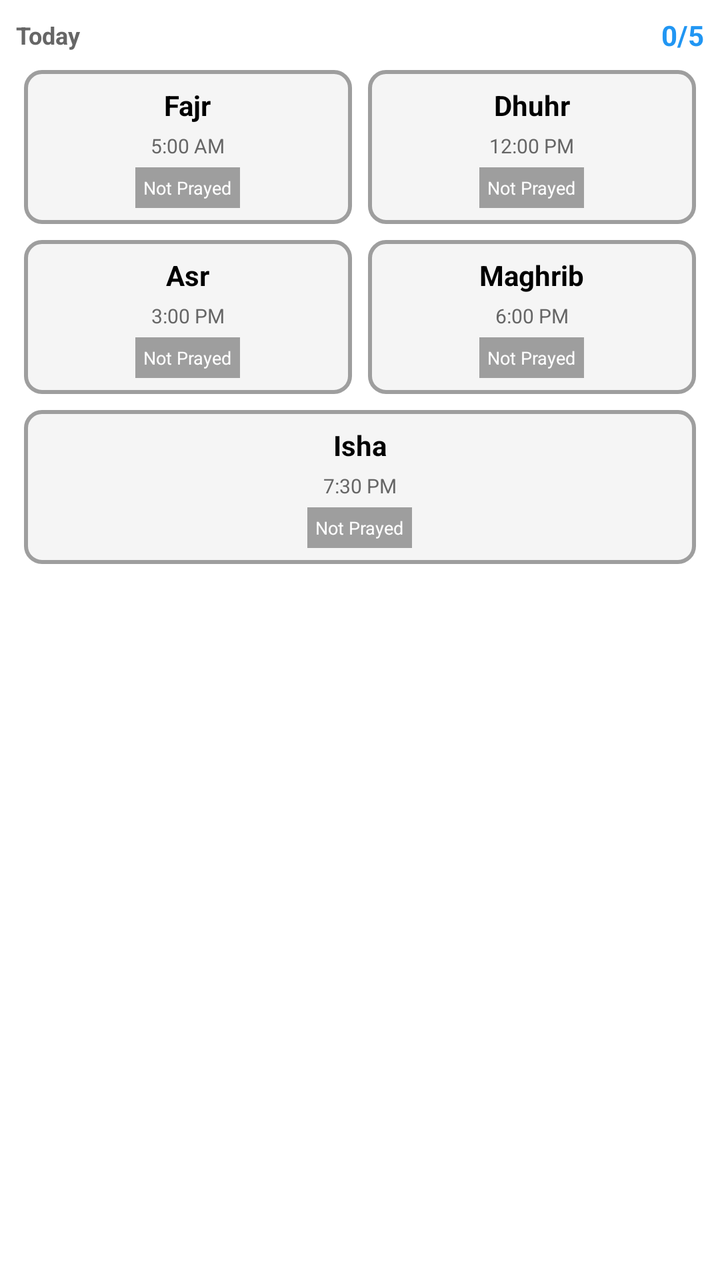
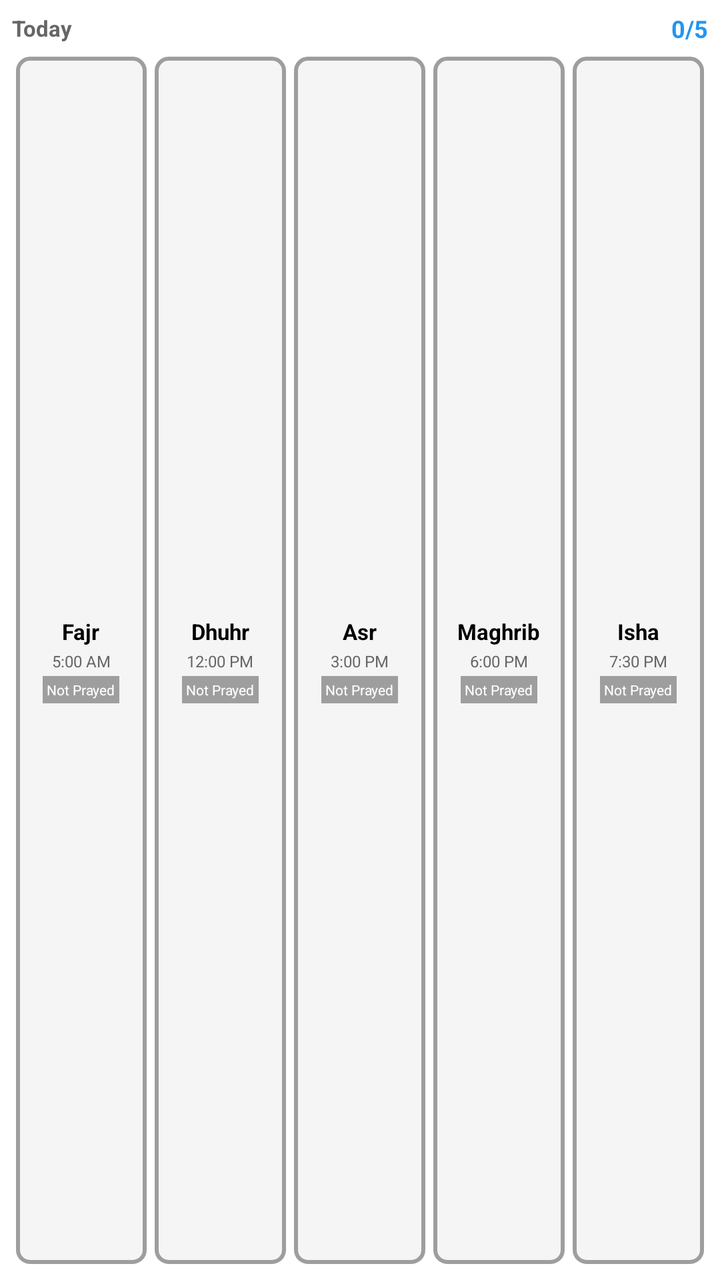

Compare the two renders of this Android layout. The source of the first and the diff that turns it into the second are given below.
<!-- AndroidManifest.xml: fallback theme Theme.MaterialComponents.DayNight.NoActionBar -->
<!-- res/layout/prayer_widget.xml -->
<?xml version="1.0" encoding="utf-8"?>
<LinearLayout xmlns:android="http://schemas.android.com/apk/res/android"
    android:layout_width="match_parent"
    android:layout_height="match_parent"
    android:background="@android:color/white"
    android:orientation="vertical"
    android:padding="8dp">

    
    <LinearLayout
        android:layout_width="match_parent"
        android:layout_height="wrap_content"
        android:orientation="horizontal"
        android:gravity="center_vertical"
        android:paddingBottom="4dp">

        <TextView
            android:id="@+id/widget_date"
            android:layout_width="0dp"
            android:layout_height="wrap_content"
            android:layout_weight="1"
            android:text="Today"
            android:textSize="12sp"
            android:textColor="#666666"
            android:textStyle="bold" />

        <TextView
            android:id="@+id/widget_counter"
            android:layout_width="wrap_content"
            android:layout_height="wrap_content"
            android:text="0/5"
            android:textSize="14sp"
            android:textColor="#2196F3"
            android:textStyle="bold" />
    </LinearLayout>

    
    <GridLayout
        android:layout_width="match_parent"
        android:layout_height="wrap_content"
        android:columnCount="2"
        android:rowCount="3"
        android:alignmentMode="alignMargins"
        android:columnOrderPreserved="false"
        android:useDefaultMargins="false">

        
        <LinearLayout
            android:layout_width="0dp"
            android:layout_height="wrap_content"
            android:layout_columnWeight="1"
            android:layout_margin="4dp"
            android:background="@drawable/prayer_card_background"
            android:orientation="vertical"
            android:padding="8dp"
            android:gravity="center"
            android:clickable="true"
            android:focusable="true"
            android:id="@+id/prayer_0">

            <TextView
                android:id="@+id/prayer_0_name"
                android:layout_width="wrap_content"
                android:layout_height="wrap_content"
                android:text="Fajr"
                android:textSize="14sp"
                android:textStyle="bold"
                android:textColor="#000000" />

            <TextView
                android:id="@+id/prayer_0_time"
                android:layout_width="wrap_content"
                android:layout_height="wrap_content"
                android:text="5:00 AM"
                android:textSize="10sp"
                android:textColor="#666666"
                android:layout_marginTop="4dp" />

            <TextView
                android:id="@+id/prayer_0_status"
                android:layout_width="wrap_content"
                android:layout_height="wrap_content"
                android:text="Not Prayed"
                android:textSize="9sp"
                android:textColor="#FFFFFF"
                android:background="#9E9E9E"
                android:padding="4dp"
                android:layout_marginTop="4dp" />
        </LinearLayout>

        
        <LinearLayout
            android:layout_width="0dp"
            android:layout_height="wrap_content"
            android:layout_columnWeight="1"
            android:layout_margin="4dp"
            android:background="@drawable/prayer_card_background"
            android:orientation="vertical"
            android:padding="8dp"
            android:gravity="center"
            android:clickable="true"
            android:focusable="true"
            android:id="@+id/prayer_1">

            <TextView
                android:id="@+id/prayer_1_name"
                android:layout_width="wrap_content"
                android:layout_height="wrap_content"
                android:text="Dhuhr"
                android:textSize="14sp"
                android:textStyle="bold"
                android:textColor="#000000" />

            <TextView
                android:id="@+id/prayer_1_time"
                android:layout_width="wrap_content"
                android:layout_height="wrap_content"
                android:text="12:00 PM"
                android:textSize="10sp"
                android:textColor="#666666"
                android:layout_marginTop="4dp" />

            <TextView
                android:id="@+id/prayer_1_status"
                android:layout_width="wrap_content"
                android:layout_height="wrap_content"
                android:text="Not Prayed"
                android:textSize="9sp"
                android:textColor="#FFFFFF"
                android:background="#9E9E9E"
                android:padding="4dp"
                android:layout_marginTop="4dp" />
        </LinearLayout>

        
        <LinearLayout
            android:layout_width="0dp"
            android:layout_height="wrap_content"
            android:layout_columnWeight="1"
            android:layout_margin="4dp"
            android:background="@drawable/prayer_card_background"
            android:orientation="vertical"
            android:padding="8dp"
            android:gravity="center"
            android:clickable="true"
            android:focusable="true"
            android:id="@+id/prayer_2">

            <TextView
                android:id="@+id/prayer_2_name"
                android:layout_width="wrap_content"
                android:layout_height="wrap_content"
                android:text="Asr"
                android:textSize="14sp"
                android:textStyle="bold"
                android:textColor="#000000" />

            <TextView
                android:id="@+id/prayer_2_time"
                android:layout_width="wrap_content"
                android:layout_height="wrap_content"
                android:text="3:00 PM"
                android:textSize="10sp"
                android:textColor="#666666"
                android:layout_marginTop="4dp" />

            <TextView
                android:id="@+id/prayer_2_status"
                android:layout_width="wrap_content"
                android:layout_height="wrap_content"
                android:text="Not Prayed"
                android:textSize="9sp"
                android:textColor="#FFFFFF"
                android:background="#9E9E9E"
                android:padding="4dp"
                android:layout_marginTop="4dp" />
        </LinearLayout>

        
        <LinearLayout
            android:layout_width="0dp"
            android:layout_height="wrap_content"
            android:layout_columnWeight="1"
            android:layout_margin="4dp"
            android:background="@drawable/prayer_card_background"
            android:orientation="vertical"
            android:padding="8dp"
            android:gravity="center"
            android:clickable="true"
            android:focusable="true"
            android:id="@+id/prayer_3">

            <TextView
                android:id="@+id/prayer_3_name"
                android:layout_width="wrap_content"
                android:layout_height="wrap_content"
                android:text="Maghrib"
                android:textSize="14sp"
                android:textStyle="bold"
                android:textColor="#000000" />

            <TextView
                android:id="@+id/prayer_3_time"
                android:layout_width="wrap_content"
                android:layout_height="wrap_content"
                android:text="6:00 PM"
                android:textSize="10sp"
                android:textColor="#666666"
                android:layout_marginTop="4dp" />

            <TextView
                android:id="@+id/prayer_3_status"
                android:layout_width="wrap_content"
                android:layout_height="wrap_content"
                android:text="Not Prayed"
                android:textSize="9sp"
                android:textColor="#FFFFFF"
                android:background="#9E9E9E"
                android:padding="4dp"
                android:layout_marginTop="4dp" />
        </LinearLayout>

        
        <LinearLayout
            android:layout_width="0dp"
            android:layout_height="wrap_content"
            android:layout_columnWeight="1"
            android:layout_columnSpan="2"
            android:layout_margin="4dp"
            android:background="@drawable/prayer_card_background"
            android:orientation="vertical"
            android:padding="8dp"
            android:gravity="center"
            android:clickable="true"
            android:focusable="true"
            android:id="@+id/prayer_4">

            <TextView
                android:id="@+id/prayer_4_name"
                android:layout_width="wrap_content"
                android:layout_height="wrap_content"
                android:text="Isha"
                android:textSize="14sp"
                android:textStyle="bold"
                android:textColor="#000000" />

            <TextView
                android:id="@+id/prayer_4_time"
                android:layout_width="wrap_content"
                android:layout_height="wrap_content"
                android:text="7:30 PM"
                android:textSize="10sp"
                android:textColor="#666666"
                android:layout_marginTop="4dp" />

            <TextView
                android:id="@+id/prayer_4_status"
                android:layout_width="wrap_content"
                android:layout_height="wrap_content"
                android:text="Not Prayed"
                android:textSize="9sp"
                android:textColor="#FFFFFF"
                android:background="#9E9E9E"
                android:padding="4dp"
                android:layout_marginTop="4dp" />
        </LinearLayout>

    </GridLayout>

</LinearLayout>
<!-- resources referenced by this layout -->
<resources>
  <!-- drawable prayer_card_background (drawable) -->
  <?xml version="1.0" encoding="utf-8"?>
  <shape xmlns:android="http://schemas.android.com/apk/res/android"
      android:shape="rectangle">
      <solid android:color="#F5F5F5" />
      <stroke
          android:width="2dp"
          android:color="#9E9E9E" />
      <corners android:radius="8dp" />
  </shape>
</resources>

<!-- the commit's change to res/layout/prayer_widget.xml (unified diff, before → after) -->
@@ -4,7 +4,7 @@
     android:layout_height="match_parent"
     android:background="@android:color/white"
     android:orientation="vertical"
-    android:padding="8dp">
+    android:padding="6dp">
 
     
     <LinearLayout
@@ -20,7 +20,7 @@
             android:layout_height="wrap_content"
             android:layout_weight="1"
             android:text="Today"
-            android:textSize="12sp"
+            android:textSize="11sp"
             android:textColor="#666666"
             android:textStyle="bold" />
 
@@ -29,30 +29,29 @@
             android:layout_width="wrap_content"
             android:layout_height="wrap_content"
             android:text="0/5"
-            android:textSize="14sp"
+            android:textSize="12sp"
             android:textColor="#2196F3"
             android:textStyle="bold" />
     </LinearLayout>
 
     
-    <GridLayout
+    <LinearLayout
         android:layout_width="match_parent"
-        android:layout_height="wrap_content"
-        android:columnCount="2"
-        android:rowCount="3"
-        android:alignmentMode="alignMargins"
-        android:columnOrderPreserved="false"
-        android:useDefaultMargins="false">
-
-        
-        <LinearLayout
-            android:layout_width="0dp"
-            android:layout_height="wrap_content"
-            android:layout_columnWeight="1"
-            android:layout_margin="4dp"
-            android:background="@drawable/prayer_card_background"
-            android:orientation="vertical"
-            android:padding="8dp"
+        android:layout_height="0dp"
+        android:layout_weight="1"
+        android:orientation="horizontal"
+        android:gravity="center_vertical"
+        android:weightSum="5">
+
+        
+        <LinearLayout
+            android:layout_width="0dp"
+            android:layout_height="match_parent"
+            android:layout_weight="1"
+            android:layout_margin="2dp"
+            android:background="@drawable/prayer_card_background_gray"
+            android:orientation="vertical"
+            android:padding="4dp"
             android:gravity="center"
             android:clickable="true"
             android:focusable="true"
@@ -63,7 +62,7 @@
                 android:layout_width="wrap_content"
                 android:layout_height="wrap_content"
                 android:text="Fajr"
-                android:textSize="14sp"
+                android:textSize="11sp"
                 android:textStyle="bold"
                 android:textColor="#000000" />
 
@@ -72,31 +71,31 @@
                 android:layout_width="wrap_content"
                 android:layout_height="wrap_content"
                 android:text="5:00 AM"
-                android:textSize="10sp"
-                android:textColor="#666666"
-                android:layout_marginTop="4dp" />
+                android:textSize="8sp"
+                android:textColor="#666666"
+                android:layout_marginTop="2dp" />
 
             <TextView
                 android:id="@+id/prayer_0_status"
                 android:layout_width="wrap_content"
                 android:layout_height="wrap_content"
                 android:text="Not Prayed"
-                android:textSize="9sp"
-                android:textColor="#FFFFFF"
-                android:background="#9E9E9E"
-                android:padding="4dp"
-                android:layout_marginTop="4dp" />
-        </LinearLayout>
-
-        
-        <LinearLayout
-            android:layout_width="0dp"
-            android:layout_height="wrap_content"
-            android:layout_columnWeight="1"
-            android:layout_margin="4dp"
-            android:background="@drawable/prayer_card_background"
-            android:orientation="vertical"
-            android:padding="8dp"
+                android:textSize="7sp"
+                android:textColor="#FFFFFF"
+                android:background="#9E9E9E"
+                android:padding="2dp"
+                android:layout_marginTop="2dp" />
+        </LinearLayout>
+
+        
+        <LinearLayout
+            android:layout_width="0dp"
+            android:layout_height="match_parent"
+            android:layout_weight="1"
+            android:layout_margin="2dp"
+            android:background="@drawable/prayer_card_background_gray"
+            android:orientation="vertical"
+            android:padding="4dp"
             android:gravity="center"
             android:clickable="true"
             android:focusable="true"
@@ -107,7 +106,7 @@
                 android:layout_width="wrap_content"
                 android:layout_height="wrap_content"
                 android:text="Dhuhr"
-                android:textSize="14sp"
+                android:textSize="11sp"
                 android:textStyle="bold"
                 android:textColor="#000000" />
 
@@ -116,31 +115,31 @@
                 android:layout_width="wrap_content"
                 android:layout_height="wrap_content"
                 android:text="12:00 PM"
-                android:textSize="10sp"
-                android:textColor="#666666"
-                android:layout_marginTop="4dp" />
+                android:textSize="8sp"
+                android:textColor="#666666"
+                android:layout_marginTop="2dp" />
 
             <TextView
                 android:id="@+id/prayer_1_status"
                 android:layout_width="wrap_content"
                 android:layout_height="wrap_content"
                 android:text="Not Prayed"
-                android:textSize="9sp"
-                android:textColor="#FFFFFF"
-                android:background="#9E9E9E"
-                android:padding="4dp"
-                android:layout_marginTop="4dp" />
-        </LinearLayout>
-
-        
-        <LinearLayout
-            android:layout_width="0dp"
-            android:layout_height="wrap_content"
-            android:layout_columnWeight="1"
-            android:layout_margin="4dp"
-            android:background="@drawable/prayer_card_background"
-            android:orientation="vertical"
-            android:padding="8dp"
+                android:textSize="7sp"
+                android:textColor="#FFFFFF"
+                android:background="#9E9E9E"
+                android:padding="2dp"
+                android:layout_marginTop="2dp" />
+        </LinearLayout>
+
+        
+        <LinearLayout
+            android:layout_width="0dp"
+            android:layout_height="match_parent"
+            android:layout_weight="1"
+            android:layout_margin="2dp"
+            android:background="@drawable/prayer_card_background_gray"
+            android:orientation="vertical"
+            android:padding="4dp"
             android:gravity="center"
             android:clickable="true"
             android:focusable="true"
@@ -151,7 +150,7 @@
                 android:layout_width="wrap_content"
                 android:layout_height="wrap_content"
                 android:text="Asr"
-                android:textSize="14sp"
+                android:textSize="11sp"
                 android:textStyle="bold"
                 android:textColor="#000000" />
 
@@ -160,31 +159,31 @@
                 android:layout_width="wrap_content"
                 android:layout_height="wrap_content"
                 android:text="3:00 PM"
-                android:textSize="10sp"
-                android:textColor="#666666"
-                android:layout_marginTop="4dp" />
+                android:textSize="8sp"
+                android:textColor="#666666"
+                android:layout_marginTop="2dp" />
 
             <TextView
                 android:id="@+id/prayer_2_status"
                 android:layout_width="wrap_content"
                 android:layout_height="wrap_content"
                 android:text="Not Prayed"
-                android:textSize="9sp"
-                android:textColor="#FFFFFF"
-                android:background="#9E9E9E"
-                android:padding="4dp"
-                android:layout_marginTop="4dp" />
-        </LinearLayout>
-
-        
-        <LinearLayout
-            android:layout_width="0dp"
-            android:layout_height="wrap_content"
-            android:layout_columnWeight="1"
-            android:layout_margin="4dp"
-            android:background="@drawable/prayer_card_background"
-            android:orientation="vertical"
-            android:padding="8dp"
+                android:textSize="7sp"
+                android:textColor="#FFFFFF"
+                android:background="#9E9E9E"
+                android:padding="2dp"
+                android:layout_marginTop="2dp" />
+        </LinearLayout>
+
+        
+        <LinearLayout
+            android:layout_width="0dp"
+            android:layout_height="match_parent"
+            android:layout_weight="1"
+            android:layout_margin="2dp"
+            android:background="@drawable/prayer_card_background_gray"
+            android:orientation="vertical"
+            android:padding="4dp"
             android:gravity="center"
             android:clickable="true"
             android:focusable="true"
@@ -195,7 +194,7 @@
                 android:layout_width="wrap_content"
                 android:layout_height="wrap_content"
                 android:text="Maghrib"
-                android:textSize="14sp"
+                android:textSize="11sp"
                 android:textStyle="bold"
                 android:textColor="#000000" />
 
@@ -204,32 +203,31 @@
                 android:layout_width="wrap_content"
                 android:layout_height="wrap_content"
                 android:text="6:00 PM"
-                android:textSize="10sp"
-                android:textColor="#666666"
-                android:layout_marginTop="4dp" />
+                android:textSize="8sp"
+                android:textColor="#666666"
+                android:layout_marginTop="2dp" />
 
             <TextView
                 android:id="@+id/prayer_3_status"
                 android:layout_width="wrap_content"
                 android:layout_height="wrap_content"
                 android:text="Not Prayed"
-                android:textSize="9sp"
-                android:textColor="#FFFFFF"
-                android:background="#9E9E9E"
-                android:padding="4dp"
-                android:layout_marginTop="4dp" />
-        </LinearLayout>
-
-        
-        <LinearLayout
-            android:layout_width="0dp"
-            android:layout_height="wrap_content"
-            android:layout_columnWeight="1"
-            android:layout_columnSpan="2"
-            android:layout_margin="4dp"
-            android:background="@drawable/prayer_card_background"
-            android:orientation="vertical"
-            android:padding="8dp"
+                android:textSize="7sp"
+                android:textColor="#FFFFFF"
+                android:background="#9E9E9E"
+                android:padding="2dp"
+                android:layout_marginTop="2dp" />
+        </LinearLayout>
+
+        
+        <LinearLayout
+            android:layout_width="0dp"
+            android:layout_height="match_parent"
+            android:layout_weight="1"
+            android:layout_margin="2dp"
+            android:background="@drawable/prayer_card_background_gray"
+            android:orientation="vertical"
+            android:padding="4dp"
             android:gravity="center"
             android:clickable="true"
             android:focusable="true"
@@ -240,7 +238,7 @@
                 android:layout_width="wrap_content"
                 android:layout_height="wrap_content"
                 android:text="Isha"
-                android:textSize="14sp"
+                android:textSize="11sp"
                 android:textStyle="bold"
                 android:textColor="#000000" />
 
@@ -249,22 +247,22 @@
                 android:layout_width="wrap_content"
                 android:layout_height="wrap_content"
                 android:text="7:30 PM"
-                android:textSize="10sp"
-                android:textColor="#666666"
-                android:layout_marginTop="4dp" />
+                android:textSize="8sp"
+                android:textColor="#666666"
+                android:layout_marginTop="2dp" />
 
             <TextView
                 android:id="@+id/prayer_4_status"
                 android:layout_width="wrap_content"
                 android:layout_height="wrap_content"
                 android:text="Not Prayed"
-                android:textSize="9sp"
-                android:textColor="#FFFFFF"
-                android:background="#9E9E9E"
-                android:padding="4dp"
-                android:layout_marginTop="4dp" />
-        </LinearLayout>
-
-    </GridLayout>
+                android:textSize="7sp"
+                android:textColor="#FFFFFF"
+                android:background="#9E9E9E"
+                android:padding="2dp"
+                android:layout_marginTop="2dp" />
+        </LinearLayout>
+
+    </LinearLayout>
 
 </LinearLayout>
<!-- resource entries referenced after the edit -->
@@ -1,6 +1,6 @@
 <!-- resources referenced by this layout -->
 <resources>
-  <!-- drawable prayer_card_background (drawable) -->
+  <!-- drawable prayer_card_background_gray (drawable) -->
   <?xml version="1.0" encoding="utf-8"?>
   <shape xmlns:android="http://schemas.android.com/apk/res/android"
       android:shape="rectangle">
@@ -8,7 +8,7 @@
       <stroke
           android:width="2dp"
           android:color="#9E9E9E" />
-      <corners android:radius="8dp" />
+      <corners android:radius="6dp" />
   </shape>
 </resources>
 
